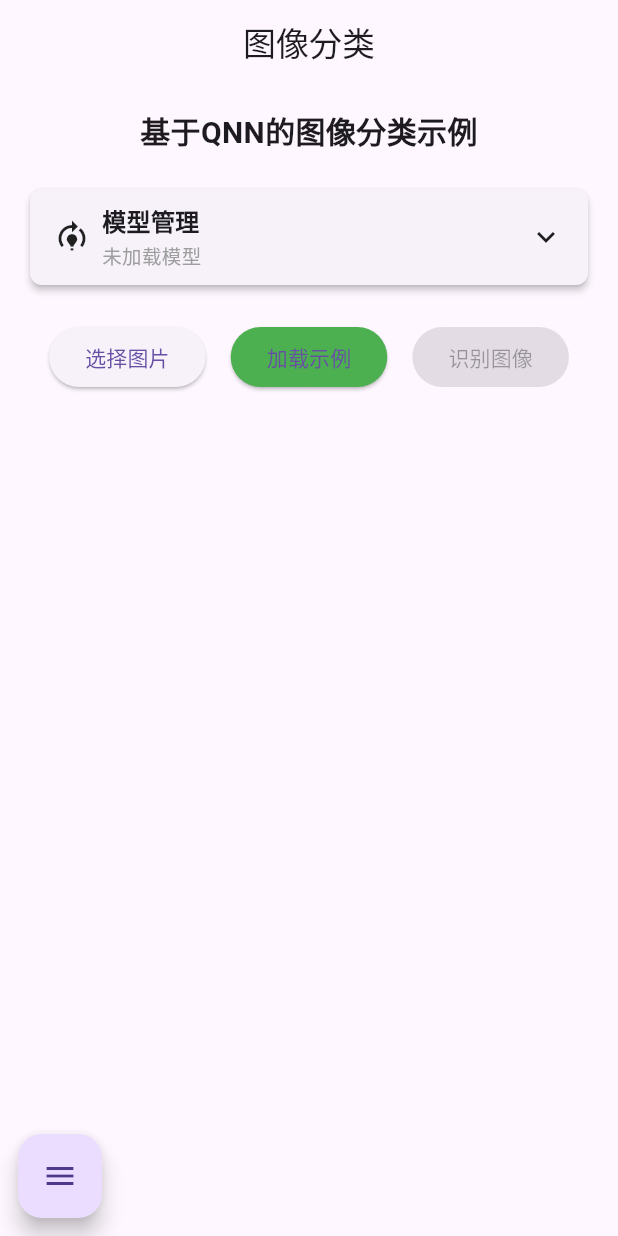
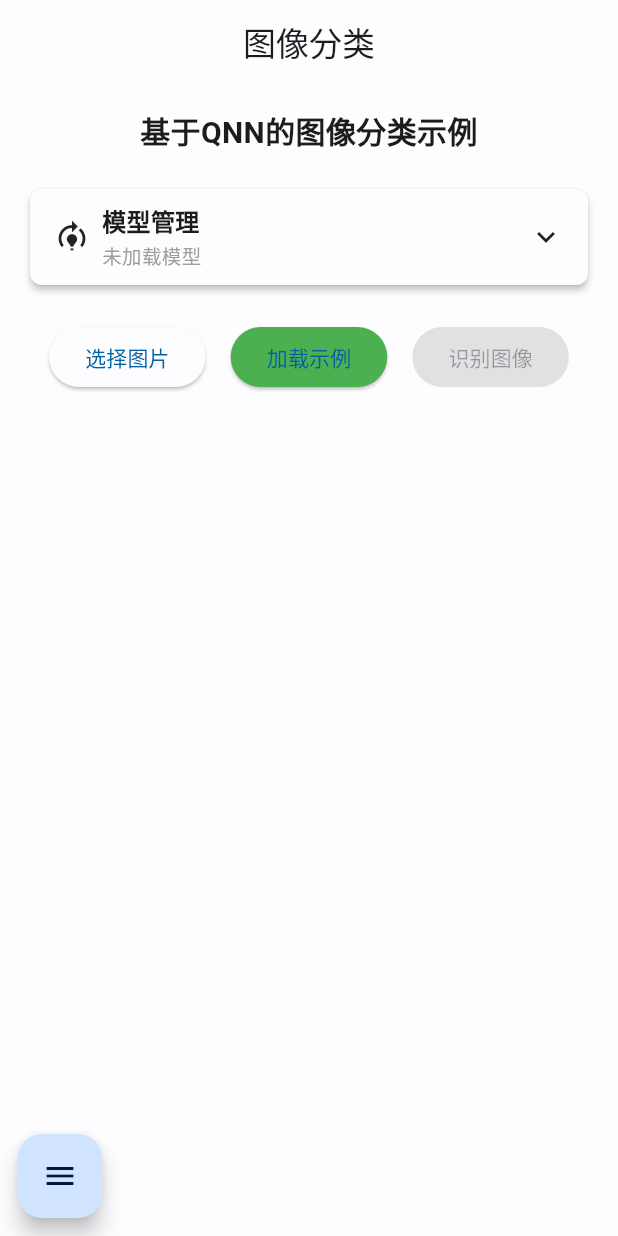
Before and after one commit to happyme531/flutter_qnn_lib, a Flutter app: the screen it shows after launch, on a phone screen of 412 x 824 dp. Run offline on Flutter 3.47's test engine with Material 3 defaults, Android fonts, the phone set to English and light mode, and no system bars; drawn by our look-alikes of dynamic_color; our stand-ins replace file_picker, image_picker, open_file, package_info_plus, permission_handler and 3 more; missing offline and left inert: app_settings, dart:ffi, opencv_core, photo_manager, super_drag_and_drop; accounts and stored records are empty.

Commit message:
feat: 示例app加入动态颜色支持

```diff
--- a/example/lib/main.dart
+++ b/example/lib/main.dart
@@ -2,6 +2,7 @@
 
 import 'package:flutter/material.dart';
 import 'package:flutter/services.dart';
+import 'package:dynamic_color/dynamic_color.dart';
 
 // 导入模型管理相关
 // 导入设置相关
@@ -24,19 +25,103 @@ void main() async {
   runApp(const MyApp());
 }
 
+// 定义默认颜色方案（当动态颜色不可用时使用）
+const defaultLightColorScheme = ColorScheme(
+  brightness: Brightness.light,
+  primary: Color(0xFF0061A4),
+  onPrimary: Color(0xFFFFFFFF),
+  primaryContainer: Color(0xFFD1E4FF),
+  onPrimaryContainer: Color(0xFF001D36),
+  secondary: Color(0xFF535F70),
+  onSecondary: Color(0xFFFFFFFF),
+  secondaryContainer: Color(0xFFD7E3F7),
+  onSecondaryContainer: Color(0xFF101C2B),
+  tertiary: Color(0xFF6B5778),
+  onTertiary: Color(0xFFFFFFFF),
+  tertiaryContainer: Color(0xFFF2DAFF),
+  onTertiaryContainer: Color(0xFF251431),
+  error: Color(0xFFBA1A1A),
+  errorContainer: Color(0xFFFFDAD6),
+  onError: Color(0xFFFFFFFF),
+  onErrorContainer: Color(0xFF410002),
+  background: Color(0xFFFDFCFF),
+  onBackground: Color(0xFF1A1C1E),
+  surface: Color(0xFFFDFCFF),
+  onSurface: Color(0xFF1A1C1E),
+  surfaceVariant: Color(0xFFDFE2EB),
+  onSurfaceVariant: Color(0xFF43474E),
+  outline: Color(0xFF73777F),
+  onInverseSurface: Color(0xFFF1F0F4),
+  inverseSurface: Color(0xFF2F3033),
+  inversePrimary: Color(0xFF9ECAFF),
+  shadow: Color(0xFF000000),
+  surfaceTint: Color(0xFF0061A4),
+  outlineVariant: Color(0xFFC3C7CF),
+  scrim: Color(0xFF000000),
+);
+
+const defaultDarkColorScheme = ColorScheme(
+  brightness: Brightness.dark,
+  primary: Color(0xFF9ECAFF),
+  onPrimary: Color(0xFF003258),
+  primaryContainer: Color(0xFF00497D),
+  onPrimaryContainer: Color(0xFFD1E4FF),
+  secondary: Color(0xFFBBC7DB),
+  onSecondary: Color(0xFF253140),
+  secondaryContainer: Color(0xFF3B4858),
+  onSecondaryContainer: Color(0xFFD7E3F7),
+  tertiary: Color(0xFFD6BEE4),
+  onTertiary: Color(0xFF3B2948),
+  tertiaryContainer: Color(0xFF523F5F),
+  onTertiaryContainer: Color(0xFFF2DAFF),
+  error: Color(0xFFFFB4AB),
+  errorContainer: Color(0xFF93000A),
+  onError: Color(0xFF690005),
+  onErrorContainer: Color(0xFFFFDAD6),
+  background: Color(0xFF1A1C1E),
+  onBackground: Color(0xFFE2E2E6),
+  surface: Color(0xFF1A1C1E),
+  onSurface: Color(0xFFE2E2E6),
+  surfaceVariant: Color(0xFF43474E),
+  onSurfaceVariant: Color(0xFFC3C7CF),
+  outline: Color(0xFF8D9199),
+  onInverseSurface: Color(0xFF1A1C1E),
+  inverseSurface: Color(0xFFE2E2E6),
+  inversePrimary: Color(0xFF0061A4),
+  shadow: Color(0xFF000000),
+  surfaceTint: Color(0xFF9ECAFF),
+  outlineVariant: Color(0xFF43474E),
+  scrim: Color(0xFF000000),
+);
+
 class MyApp extends StatelessWidget {
   const MyApp({super.key});
 
   @override
   Widget build(BuildContext context) {
+    return DynamicColorBuilder(
+      builder: (ColorScheme? lightDynamic, ColorScheme? darkDynamic) {
+        // 使用动态颜色方案（如果可用），否则使用默认颜色方案
+        final lightColorScheme = lightDynamic ?? defaultLightColorScheme;
+        final darkColorScheme = darkDynamic ?? defaultDarkColorScheme;
+
         return MaterialApp(
           title: 'QNN 演示应用',
           theme: ThemeData(
-        primarySwatch: Colors.blue,
+            colorScheme: lightColorScheme,
             visualDensity: VisualDensity.adaptivePlatformDensity,
             useMaterial3: true,
           ),
+          darkTheme: ThemeData(
+            colorScheme: darkColorScheme,
+            visualDensity: VisualDensity.adaptivePlatformDensity,
+            useMaterial3: true,
+          ),
+          // 使用系统设置的亮/暗模式
+          themeMode: ThemeMode.system,
           home: const HomePage(),
+        );
+      },
     );
   }
 }
--- a/example/lib/pages/home_page.dart
+++ b/example/lib/pages/home_page.dart
@@ -134,7 +134,9 @@ class _HomePageState extends State<HomePage> {
           padding: EdgeInsets.zero,
           children: [
             DrawerHeader(
-              decoration: BoxDecoration(color: Colors.blue),
+              decoration: BoxDecoration(
+                color: Theme.of(context).colorScheme.primary,
+              ),
               child: Column(
                 crossAxisAlignment: CrossAxisAlignment.start,
                 children: [
@@ -245,11 +247,14 @@ class _HomePageState extends State<HomePage> {
     required VoidCallback onTap,
   }) {
     return ListTile(
-      leading: Icon(icon, color: isSelected ? Colors.blue : null),
+      leading: Icon(
+        icon,
+        color: isSelected ? Theme.of(context).colorScheme.primary : null,
+      ),
       title: Text(
         title,
         style: TextStyle(
-          color: isSelected ? Colors.blue : null,
+          color: isSelected ? Theme.of(context).colorScheme.primary : null,
           fontWeight: isSelected ? FontWeight.bold : null,
         ),
       ),
--- a/example/pubspec.yaml
+++ b/example/pubspec.yaml
@@ -16,7 +16,7 @@ publish_to: 'none' # Remove this line if you wish to publish to pub.dev
 # https://developer.apple.com/library/archive/documentation/General/Reference/InfoPlistKeyReference/Articles/CoreFoundationKeys.html
 # In Windows, build-name is used as the major, minor, and patch parts
 # of the product and file versions while build-number is used as the build suffix.
-version: 3.0.0+1
+version: 3.2.0+1
 
 environment:
   sdk: ^3.7.2
@@ -40,6 +40,9 @@ dependencies:
     path: ../
 
   ffi: ^2.1.3
+
+  # 添加Material You动态颜色支持
+  dynamic_color: ^1.6.9
 
   # 添加图片选择器依赖
   image_picker: ^1.0.7
```
Also changed, not shown: example/pubspec.lock. Lines whose indentation alone changed are shown as unchanged.
